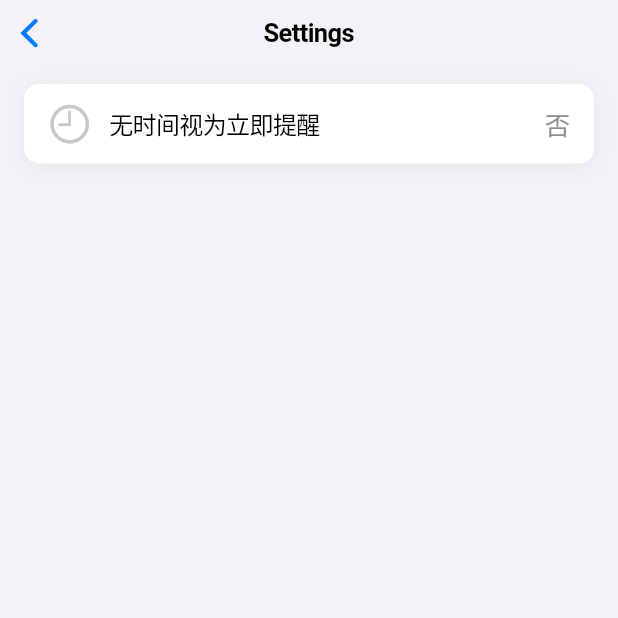
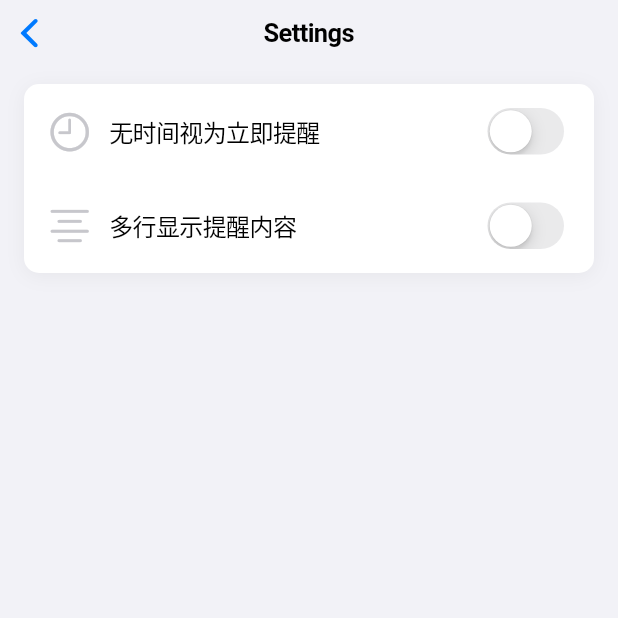
Before and after one commit to Howard0o0/aReminder, a Flutter app: the SettingsScreen screen opened directly, on a phone screen of 412 x 824 dp, the top half of it. Run offline on Flutter 3.47's test engine with Material 3 defaults, Android fonts, the phone set to English and light mode, and no system bars; our stand-ins replace awesome_notifications, device_info_plus, dio, fluttertoast, package_info_plus, permission_handler and 3 more; missing offline and left inert: app_settings, flutter_foreground_task, install_plugin, workmanager; accounts and stored records are empty; generated files the repository leaves out were written again; network calls fail.

Commit message:
v1.4.8+23: 支持多行与季度重复提醒

```diff
--- a/lib/providers/settings_provider.dart
+++ b/lib/providers/settings_provider.dart
@@ -32,6 +32,9 @@ class SettingsProvider with ChangeNotifier {
   bool _nullTimeAsNow = false;
   bool get nullTimeAsNow => _nullTimeAsNow;
 
+  bool _multiLineReminderContent = false;
+  bool get multiLineReminderContent => _multiLineReminderContent;
+
   bool _initialized = false;
   bool get isInitialized => _initialized;
 
@@ -45,6 +48,8 @@ class SettingsProvider with ChangeNotifier {
     _isLivePhotoEnabled = _prefs.getBool('live_photo_enabled') ?? false;
     _skipSplashAnimation = _prefs.getBool('skip_splash_animation') ?? false;
     _nullTimeAsNow = _prefs.getBool('null_time_as_now') ?? false;
+    _multiLineReminderContent =
+        _prefs.getBool('multi_line_reminder_content') ?? false;
 
     _initialized = true;
     notifyListeners();
@@ -80,4 +85,10 @@ class SettingsProvider with ChangeNotifier {
     await _prefs.setBool('null_time_as_now', value);
     notifyListeners();
   }
+
+  Future<void> setMultiLineReminderContent(bool value) async {
+    _multiLineReminderContent = value;
+    await _prefs.setBool('multi_line_reminder_content', value);
+    notifyListeners();
+  }
 }
--- a/lib/screens/settings_screen.dart
+++ b/lib/screens/settings_screen.dart
@@ -136,7 +136,6 @@ class SettingsScreen extends StatelessWidget {
       context: context,
       builder: (BuildContext context) {
         return CupertinoAlertDialog(
-          // title: const Text('无时间视为立即提醒'),
           content: const Text('是否将无时间视为立马提醒？'),
           actions: <Widget>[
             CupertinoDialogAction(
@@ -210,13 +209,33 @@ class SettingsScreen extends StatelessWidget {
                           ),
                         ),
                         title: '无时间视为立即提醒',
-                        trailing: Text(
-                          settings.nullTimeAsNow ? '是' : '否',
-                          style: const TextStyle(
-                            color: CupertinoColors.systemGrey,
+                        trailing: CupertinoSwitch(
+                          value: settings.nullTimeAsNow,
+                          onChanged: (bool value) {
+                            settings.setNullTimeAsNow(value);
+                          },
+                        ),
+                        onTap: null,
+                      ),
+                      _buildMenuItem(
+                        icon: null,
+                        customIcon: Container(
+                          width: 29,
+                          height: 29,
+                          child: const Icon(
+                            CupertinoIcons.text_aligncenter,
+                            size: 30,
+                            color: CupertinoColors.systemGrey3,
                           ),
                         ),
-                        onTap: () => _showNullTimeAsNowPicker(context),
+                        title: '多行显示提醒内容',
+                        trailing: CupertinoSwitch(
+                          value: settings.multiLineReminderContent,
+                          onChanged: (bool value) {
+                            settings.setMultiLineReminderContent(value);
+                          },
+                        ),
+                        onTap: null,
                       ),
                     ],
                   ),
--- a/pubspec.yaml
+++ b/pubspec.yaml
@@ -16,7 +16,7 @@ publish_to: 'none' # Remove this line if you wish to publish to pub.dev
 # https://developer.apple.com/library/archive/documentation/General/Reference/InfoPlistKeyReference/Articles/CoreFoundationKeys.html
 # In Windows, build-name is used as the major, minor, and patch parts
 # of the product and file versions while build-number is used as the build suffix.
-version: 1.4.7+22
+version: 1.4.8+23
 
 environment:
   sdk: ^3.5.3
```
Also changed, not shown: lib/models/repeat_type.dart (+13 -0 lines), lib/screens/home_screen.dart (+66 -15 lines), lib/widgets/reminder_details_sheet.dart (+8 -2 lines).
